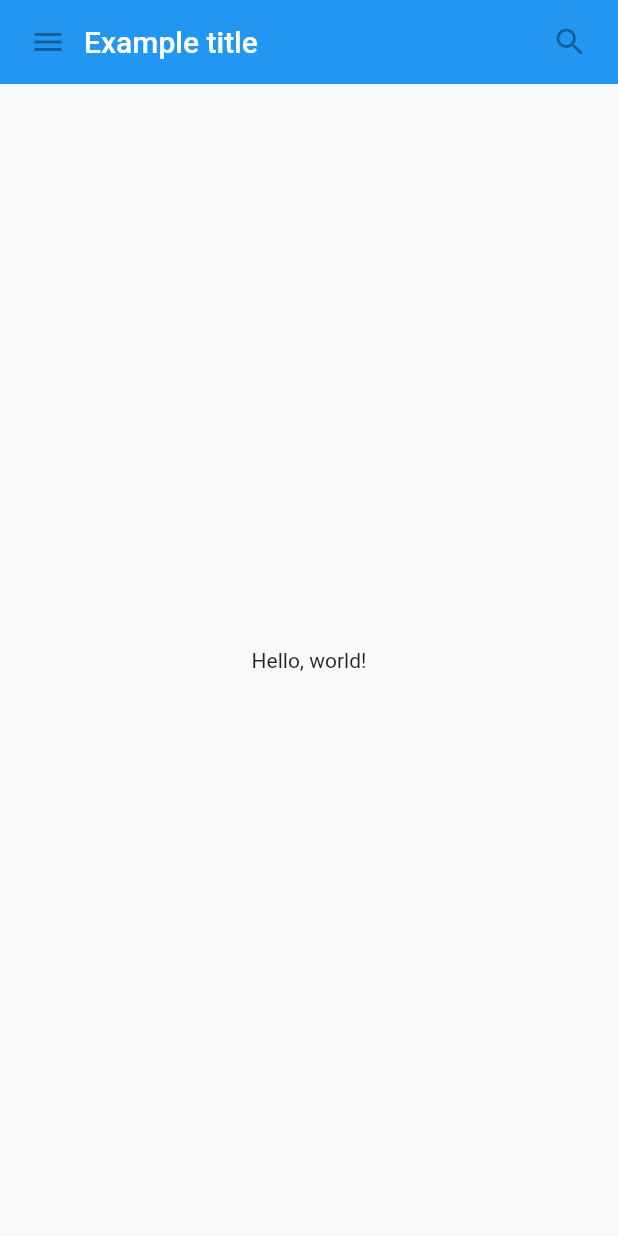
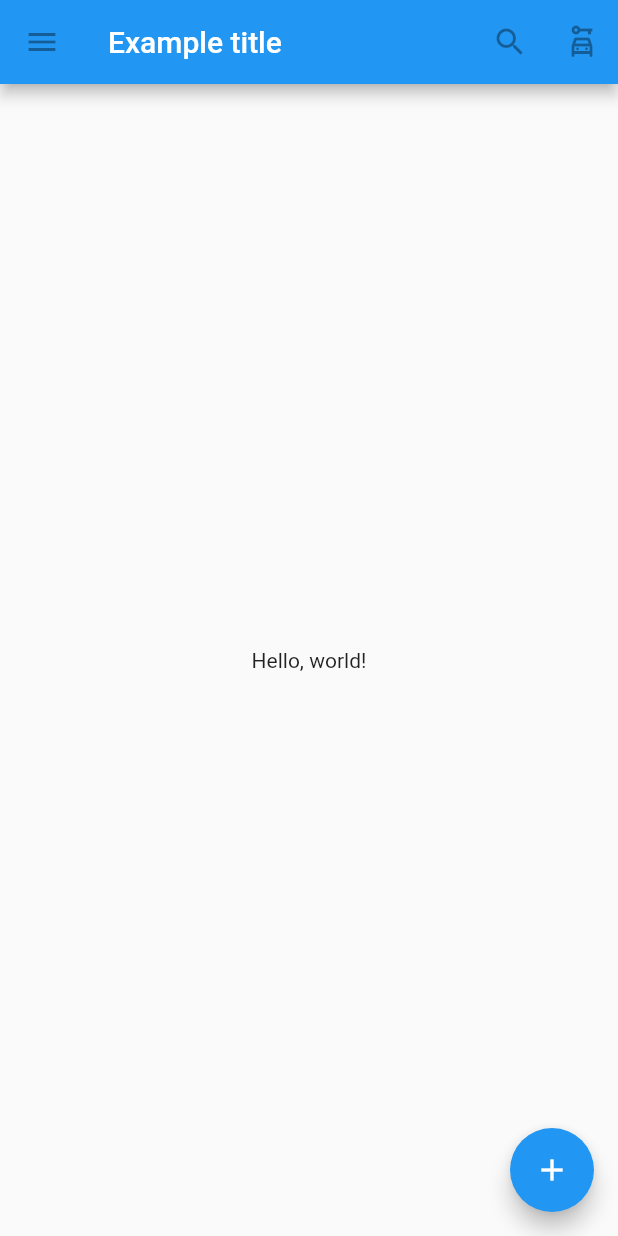
Before and after one commit to Sujit-sahoo3571/Flutter-Learning, a Flutter app: the screen it shows after launch, on a phone screen of 412 x 824 dp. Run offline on Flutter 3.47's test engine with Material 2 defaults, Android fonts, the phone set to English and light mode, and no system bars.

Commit message:
floating action and appbar actions

```diff
--- a/lib/main.dart
+++ b/lib/main.dart
@@ -1,80 +1,52 @@
 import 'package:flutter/material.dart';
 
-class MyAppBar extends StatelessWidget {
-  const MyAppBar({required this.title, Key? key}) : super(key: key);
+void main() {
+  runApp(
+    const MaterialApp(
+      title: 'Flutter Tutorial',
+      home: TutorialHome(),
+    ),
+  );
 
-  // Fields in a Widget subclass are always marked "final".
+}
 
-  final Widget title;
+class TutorialHome extends StatelessWidget {
+  const TutorialHome({Key? key}) : super(key: key);
 
   @override
   Widget build(BuildContext context) {
-    return Container(
-      height: 56.0, // in logical pixels
-      padding: const EdgeInsets.symmetric(horizontal: 8.0),
-      decoration: BoxDecoration(color: Colors.blue[500]),
-      // Row is a horizontal, linear layout.
-      child: Row(
-        // <Widget> is the type of items in the list.
-        children: [
-          const IconButton(
-            icon: Icon(Icons.menu),
-            tooltip: 'Navigation menu',
-            onPressed: null, // null disables the button
+    // Scaffold is a layout for
+    // the major Material Components.
+    return Scaffold(
+      appBar: AppBar(
+        leading: const IconButton(
+          icon: Icon(Icons.menu),
+          tooltip: 'Navigation menu',
+          onPressed: null,
+        ),
+        title: const Text('Example title'),
+        actions: const [
+          IconButton(
+            icon: Icon(Icons.search),
+            tooltip: 'Search',
+            onPressed: null,
           ),
-          // Expanded expands its child
-          // to fill the available space.
-          Expanded(
-            child: title,
-          ),
-          const IconButton(
-            icon: Icon(Icons.search),
+          IconButton(
+            icon: Icon(Icons.car_rental_outlined),
             tooltip: 'Search',
             onPressed: null,
           ),
         ],
       ),
-    );
-  }
-}
-
-class MyScaffold extends StatelessWidget {
-  const MyScaffold({Key? key}) : super(key: key);
-
-  @override
-  Widget build(BuildContext context) {
-    // Material is a conceptual piece
-    // of paper on which the UI appears.
-    return Material(
-      // Column is a vertical, linear layout.
-      child: Column(
-        children: [
-          MyAppBar(
-            title: Text(
-              'Example title',
-              style: Theme.of(context) //
-                  .primaryTextTheme
-                  .headline6,
-            ),
-          ),
-          const Expanded(
-            child: Center(
-              child: Text('Hello, world!'),
-            ),
-          ),
-        ],
+      // body is the majority of the screen.
+      body: const Center(
+        child: Text('Hello, world!'),
+      ),
+      floatingActionButton: const FloatingActionButton(
+        tooltip: 'Add', // used by assistive technologies
+        child: Icon(Icons.add),
+        onPressed: null,
       ),
     );
   }
 }
-
-void main() {
-  runApp(
-    const MaterialApp(
-      title: 'My app', // used by the OS task switcher
-      home: SafeArea(
-        child: MyScaffold(),
-      ),
-    ),
-  );
-}
```
